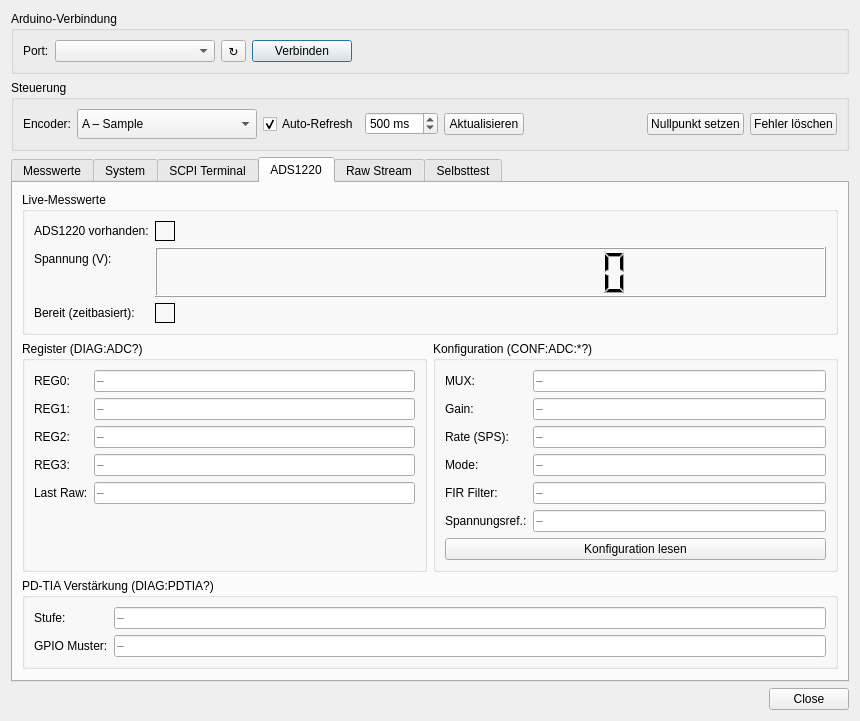
Above: polarisation_ui/pyqt/encoder_debug.ui from cckssr/polarisation-ui before the change. Below: the same form after it.
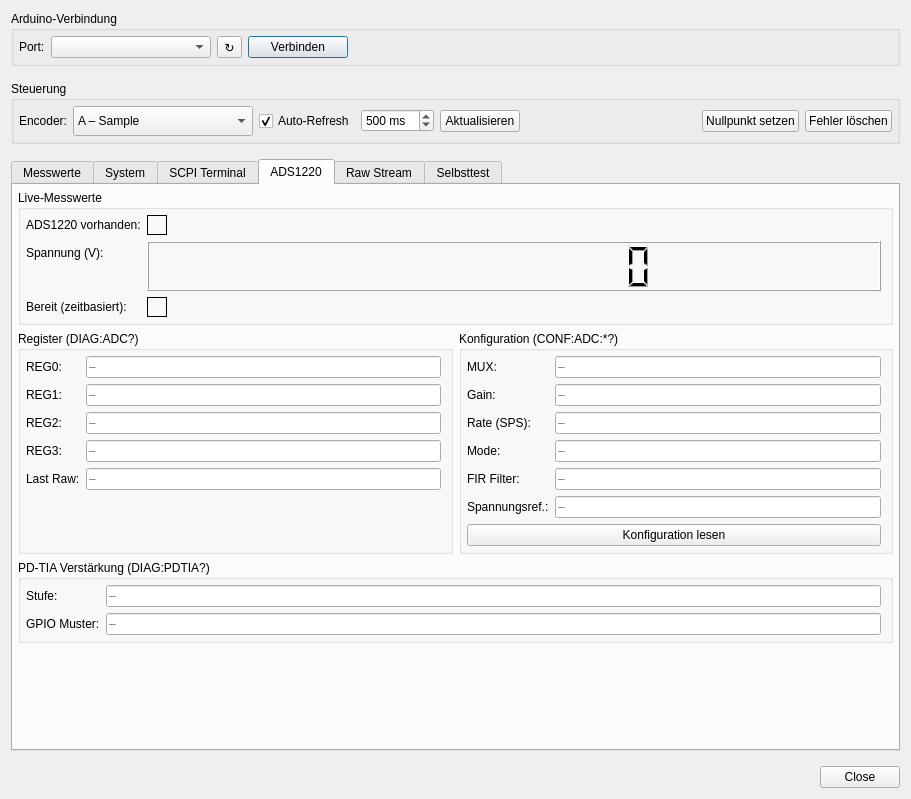
That is the form after the change. The open tabs and pages were chosen to show the change. Icons and pictures are not drawn.

Patch:
```diff
--- a/polarisation_ui/pyqt/encoder_debug.ui
+++ b/polarisation_ui/pyqt/encoder_debug.ui
@@ -6,8 +6,8 @@
    <rect>
     <x>0</x>
     <y>0</y>
-    <width>860</width>
-    <height>683</height>
+    <width>911</width>
+    <height>799</height>
    </rect>
   </property>
   <property name="windowTitle">
@@ -15,7 +15,7 @@
   </property>
   <layout class="QVBoxLayout" name="layoutRoot">
    <property name="spacing">
-    <number>6</number>
+    <number>15</number>
    </property>
    <item>
     <widget class="QGroupBox" name="groupConnection">
@@ -23,6 +23,18 @@
       <string>Arduino-Verbindung</string>
      </property>
      <layout class="QHBoxLayout" name="layoutConnection">
+      <property name="leftMargin">
+       <number>5</number>
+      </property>
+      <property name="topMargin">
+       <number>5</number>
+      </property>
+      <property name="rightMargin">
+       <number>5</number>
+      </property>
+      <property name="bottomMargin">
+       <number>5</number>
+      </property>
       <item>
        <widget class="QLabel" name="labelPort">
         <property name="text">
@@ -95,6 +107,18 @@
       <string>Steuerung</string>
      </property>
      <layout class="QHBoxLayout" name="hlControl">
+      <property name="leftMargin">
+       <number>5</number>
+      </property>
+      <property name="topMargin">
+       <number>5</number>
+      </property>
+      <property name="rightMargin">
+       <number>5</number>
+      </property>
+      <property name="bottomMargin">
+       <number>5</number>
+      </property>
       <item>
        <widget class="QLabel" name="labelEncoderSelect">
         <property name="text">
@@ -1093,12 +1117,33 @@
        <string>ADS1220</string>
       </attribute>
       <layout class="QVBoxLayout" name="vlAds">
+       <property name="leftMargin">
+        <number>5</number>
+       </property>
+       <property name="topMargin">
+        <number>5</number>
+       </property>
+       <property name="rightMargin">
+        <number>5</number>
+       </property>
+       <property name="bottomMargin">
+        <number>10</number>
+       </property>
        <item>
         <widget class="QGroupBox" name="groupAdcLive">
          <property name="title">
           <string>Live-Messwerte</string>
          </property>
          <layout class="QFormLayout" name="formAdcLive">
+          <property name="leftMargin">
+           <number>5</number>
+          </property>
+          <property name="topMargin">
+           <number>5</number>
+          </property>
+          <property name="bottomMargin">
+           <number>5</number>
+          </property>
           <item row="0" column="0">
            <widget class="QLabel" name="labelAdcPresent">
             <property name="text">
@@ -1194,6 +1239,15 @@
             <string>Register (DIAG:ADC?)</string>
            </property>
            <layout class="QFormLayout" name="formAdcRegisters">
+            <property name="leftMargin">
+             <number>5</number>
+            </property>
+            <property name="topMargin">
+             <number>5</number>
+            </property>
+            <property name="bottomMargin">
+             <number>5</number>
+            </property>
             <item row="0" column="0">
              <widget class="QLabel" name="labelReg0">
               <property name="text">
@@ -1288,6 +1342,15 @@
             <string>Konfiguration (CONF:ADC:*?)</string>
            </property>
            <layout class="QFormLayout" name="formAdcConfig">
+            <property name="leftMargin">
+             <number>5</number>
+            </property>
+            <property name="topMargin">
+             <number>5</number>
+            </property>
+            <property name="bottomMargin">
+             <number>5</number>
+            </property>
             <item row="0" column="0">
              <widget class="QLabel" name="labelMux">
               <property name="text">
@@ -1408,6 +1471,15 @@
           <string>PD-TIA Verstärkung (DIAG:PDTIA?)</string>
          </property>
          <layout class="QFormLayout" name="formPdtia">
+          <property name="leftMargin">
+           <number>5</number>
+          </property>
+          <property name="topMargin">
+           <number>5</number>
+          </property>
+          <property name="bottomMargin">
+           <number>5</number>
+          </property>
           <item row="0" column="0">
            <widget class="QLabel" name="labelPdtiaStage">
             <property name="text">
```
Left out of the diff: 132 changed lines with no effect on the pictures.
